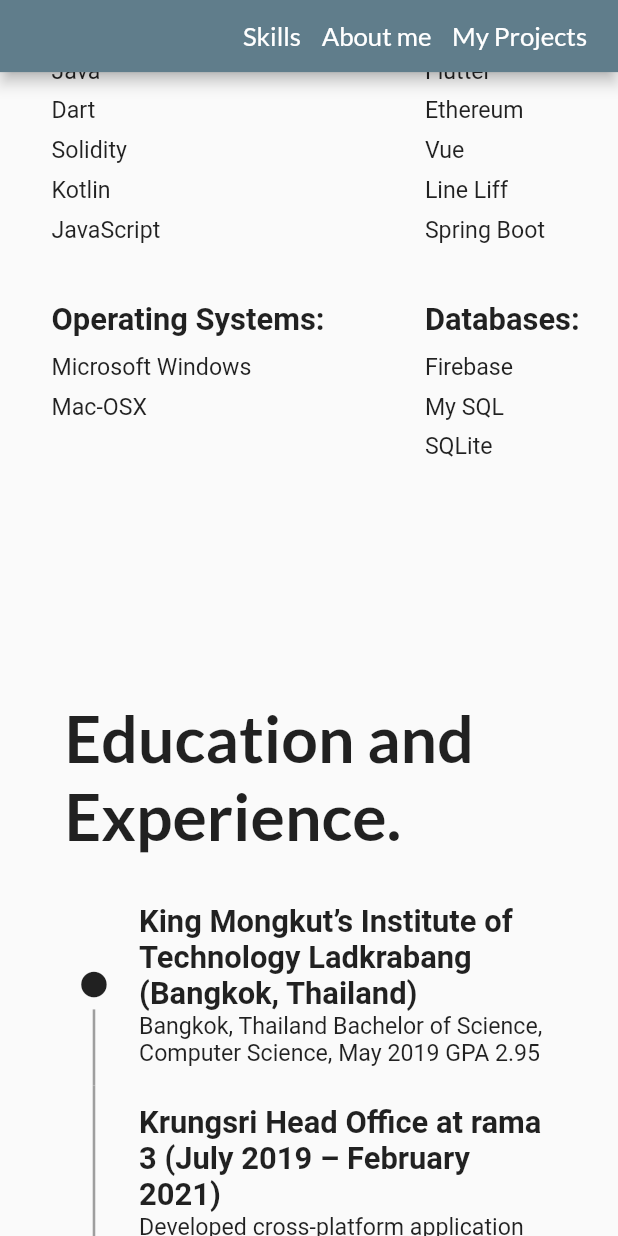
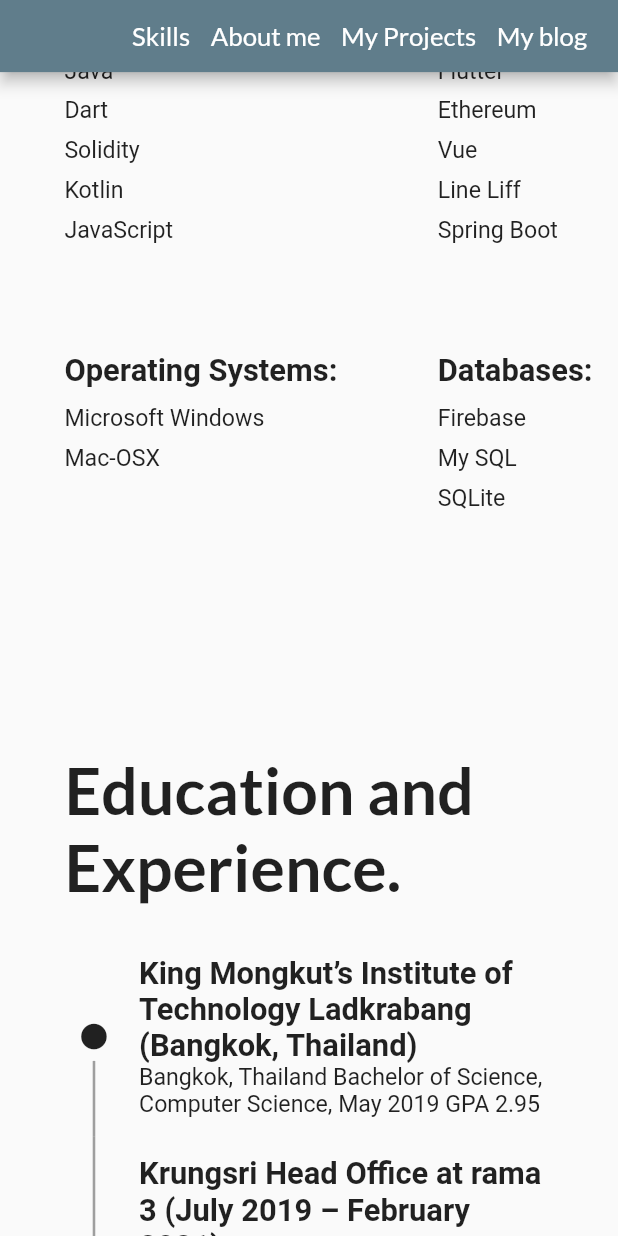
Before and after one commit to PhatipanSuwanich/Patiphan.Suwanich, a Flutter app: the screen it shows after launch, scrolled down 1152 dp, on a phone screen of 412 x 824 dp. Run offline on Flutter 3.47's test engine with Material 2 defaults, Android fonts, the light colour scheme and no system bars; drawn by our look-alikes of scroll_to_index; our stand-ins replace font_awesome_flutter, get, google_fonts, responsive_framework.

Commit message:
add Blog

```diff
--- a/lib/screens/home.dart
+++ b/lib/screens/home.dart
@@ -53,7 +53,7 @@ class _HomeState extends State<Home> {
             ),
             Spacer(),
             Row(
-              children: List.generate(3, (index) {
+              children: List.generate(4, (index) {
                 return GestureDetector(
                   onTap: () {
                     _scrollToIndex(index);
@@ -104,7 +104,7 @@ class _HomeState extends State<Home> {
               ),
             SizedBox(
                 height: ResponsiveWrapper.of(context).isLargerThan(TABLET)
-                    ? 110
+                    ? 130
                     : 100),
             AutoScrollTag(
               key: ValueKey(1),
@@ -113,11 +113,13 @@ class _HomeState extends State<Home> {
               child: Container(
                 padding: ResponsiveWrapper.of(context).isLargerThan(TABLET)
                     ? EdgeInsets.fromLTRB(0, 60, 0, 0)
-                    : EdgeInsets.fromLTRB(0, 40, 0, 0),
+                    : EdgeInsets.fromLTRB(50, 40, 0, 0),
                 child: Column(
+                  mainAxisAlignment: MainAxisAlignment.start,
+                  crossAxisAlignment: CrossAxisAlignment.center,
                   children: [
                     Text(
-                      "Skills.",
+                      "My skills.",
                       style:
                           TextStyle(fontSize: 50, fontWeight: FontWeight.bold),
                     ),
@@ -127,10 +129,9 @@ class _HomeState extends State<Home> {
                       child: Column(
                         children: [
                           Row(
-                            mainAxisAlignment: MainAxisAlignment.center,
-                            crossAxisAlignment: CrossAxisAlignment.center,
+                            mainAxisAlignment: MainAxisAlignment.start,
+                            crossAxisAlignment: CrossAxisAlignment.start,
                             children: [
-                              SizedBox(width: 40),
                               blockSkill("Programming:", [
                                 "Java",
                                 "Dart",
@@ -157,12 +158,11 @@ class _HomeState extends State<Home> {
                               ]),
                             ],
                           ),
-                          // SizedBox(height: 40),
+                          SizedBox(height: 40),
                           Row(
-                            mainAxisAlignment: MainAxisAlignment.center,
-                            crossAxisAlignment: CrossAxisAlignment.center,
+                            mainAxisAlignment: MainAxisAlignment.start,
+                            crossAxisAlignment: CrossAxisAlignment.start,
                             children: [
-                              SizedBox(width: 40),
                               blockSkill("Operating Systems:", [
                                 "Microsoft Windows",
                                 "Mac-OSX",
@@ -194,7 +194,7 @@ class _HomeState extends State<Home> {
             ),
             SizedBox(
                 height: ResponsiveWrapper.of(context).isLargerThan(TABLET)
-                    ? 80
+                    ? 110
                     : 30),
             AutoScrollTag(
               key: ValueKey(2),
@@ -274,45 +274,103 @@ class _HomeState extends State<Home> {
                     Text(
                       "Project.",
                       style:
+                      TextStyle(fontSize: 50, fontWeight: FontWeight.bold),
+                    ),
+                    SizedBox(
+                        height:
+                        ResponsiveWrapper.of(context).isLargerThan(TABLET)
+                            ? 40
+                            : 20),
+
+                  ],
+                ),
+              ),
+            ),
+            AutoScrollTag(
+              key: ValueKey(4),
+              controller: controller,
+              index: 4,
+              child: Container(
+                padding: ResponsiveWrapper.of(context).isLargerThan(TABLET)
+                    ? EdgeInsets.fromLTRB(200, 40, 200, 100)
+                    : EdgeInsets.fromLTRB(70, 50, 200, 100),
+                child: Column(
+                  children: [
+                    Text(
+                      "Posts & Articles.",
+                      style:
                           TextStyle(fontSize: 50, fontWeight: FontWeight.bold),
                     ),
                     SizedBox(
                         height:
                             ResponsiveWrapper.of(context).isLargerThan(TABLET)
-                                ? 90
+                                ? 40
                                 : 20),
                     GridView.count(
                       shrinkWrap: true,
                       crossAxisCount:
                           ResponsiveWrapper.of(context).isLargerThan(TABLET)
-                              ? 2
+                              ? 3
                               : 1,
-                      mainAxisSpacing: 100,
+                      mainAxisSpacing: ResponsiveWrapper.of(context).isLargerThan(TABLET)
+                          ? 30 : 20,
                       crossAxisSpacing:
                           ResponsiveWrapper.of(context).isLargerThan(TABLET)
                               ? 30
                               : 50,
                       children: [
-                        // BlogLink(
-                        //   "Oxford list word translation game",
-                        //   "3000 words oxford vocabulary app.",
-                        //   "images/oxford.PNG",
-                        //   onTap: () =>
-                        //       _launchURL("https://oxford3000-a201f.web.app"),
-                        // ),
                         BlogLink(
-                          "Oxford list word translation game",
-                          "3000 words oxford vocabulary app.",
-                          "assets/images/oxford.PNG",
+                          "ออมดิจิทัลทางเลือกใหม่ สำหรับคนที่อยากได้ดอกสูงๆ",
+                          "Kept | Krungsri | Finance",
+                          "https://miro.medium.com/max/1400/1*oQdoRLo2YMu-Xq7_4AQnEg.png",
                           onTap: () =>
-                              _launchURL("https://oxford3000-a201f.web.app"),
+                              _launchURL("https://benzdroid.medium.com/ออมดิจิทัลทางเลือกใหม่-สำหรับคนที่อยากได้ดอกสูงๆ-แต่ไม่อยากฝากประจำ-90ec2099e05d"),
                         ),
-                        Container(color: Colors.teal),
-                        Container(color: Colors.teal),
-                        Container(color: Colors.grey),
-                        Container(color: Colors.grey),
-                        Container(color: Colors.teal),
+                        BlogLink(
+                          "อยากเทรด Bitcoin แต่ไม่รู้อะไรเลย",
+                          "Bitcoin | Cytocerency | BlockChain",
+                          "https://miro.medium.com/max/1400/1*j8P31kDtHGFR0PfQnBt93A.png",
+                          onTap: () =>
+                              _launchURL("https://benzdroid.medium.com/อยากเทรด-bitcoin-แต่ไม่รู้อะไรเลย-67cabcc2266a"),
+                        ),
+                        BlogLink(
+                          "ทำ Sticker line ตั้งแต่ User จนเป็น Line Creator",
+                          "Sticker | Line | Line Creator",
+                          "https://miro.medium.com/max/1400/1*t6LZ6BH4bschZO1zgwp-wA.jpeg",
+                          onTap: () =>
+                              _launchURL("https://benzdroid.medium.com/ขอเล่าการทำ-sticker-line-ตั้งแต่-user-จนเป็น-line-creator-b479b6f28854"),
+                        ),
+                        BlogLink(
+                          "สร้าง Scheduler Line Notify แบบไม่ต้องเขียนโค้ดสักตัว",
+                          "Line | Line Bot | Scheduling",
+                          "https://miro.medium.com/max/1400/1*GE3O81zGU96kAuzGLQsqhA.png",
+                          onTap: () =>
+                              _launchURL("https://benzdroid.medium.com/สร้าง-scheduler-line-notify-แบบไม่ต้องเขียนโค้ดสักตัว-9d1b0e2d1a90"),
+                        ),
+                        BlogLink(
+                          "ฝึกภาษา Dart ภาษาใหม่ของ Google",
+                          "Dart | Flutter | Cross-platform",
+                          "https://miro.medium.com/max/770/1*l270bycqZH-57DJtB9cVkg.png",
+                          onTap: () =>
+                              _launchURL("https://benzdroid.medium.com/ฝึกภาษา-dart-ภาษาใหม่ของ-google-85cea7221691"),
+                        ),
+                        BlogLink(
+                          "จากเด็กจบใหม่สู่นักพัฒนา Flutter #0",
+                          "Dart | Flutter | Cross-platform",
+                          "https://miro.medium.com/max/1400/1*NWmtjT5R9iVLbvT4_sZ9-Q.png",
+                          onTap: () =>
+                              _launchURL("https://benzdroid.medium.com/จากเด็กจบใหม่ที่ต้องติดบ้านเพราะโควิดสู่นักพัฒนา-flutter-0-a10e88fa453e"),
+                        ),
                       ],
+                    ),
+                    SizedBox(
+                        height:
+                        ResponsiveWrapper.of(context).isLargerThan(TABLET)
+                            ? 40
+                            : 30),
+                    TextLink(
+                      "See more.",
+                      onTap: () => _launchURL("https://benzdroid.medium.com"),
                     ),
                   ],
                 ),
@@ -361,13 +419,6 @@ class _HomeState extends State<Home> {
               ],
             ),
           ),
-          // Text("Programming Languages:",
-          //     style: TextStyle(
-          //         fontSize: 24, fontWeight: FontWeight.bold)),
-          Container(color: Colors.teal),
-          Container(color: Colors.grey),
-          Container(color: Colors.grey),
-          Container(color: Colors.teal),
         ],
       ),
     );
--- a/lib/widgets/bloglink.dart
+++ b/lib/widgets/bloglink.dart
@@ -36,39 +36,45 @@ class _BlogLinkState extends State<BlogLink> {
         },
         child: Stack(clipBehavior: Clip.none, children: [
           AnimatedContainer(
-            margin: isHover ? EdgeInsets.only(right: 30.0, top: 30) : EdgeInsets.only(right: 60.0, top: 60),
+            margin: isHover
+                ? EdgeInsets.only(right: 30.0, top: 30)
+                : EdgeInsets.only(right: 50.0, top: 50),
             decoration: BoxDecoration(
               image: DecorationImage(
-                image: AssetImage(widget.image),
+                image: NetworkImage(widget.image),
                 fit: BoxFit.fitHeight,
               ),
             ),
             duration: Duration(milliseconds: 200),
           ),
           Positioned(
-            bottom: -30.0,
-            left: 50.0,
+            bottom: -1.0,
+            left: 10.0,
             right: 10.0,
             child: Card(
-              elevation: 8.0,
+              elevation: 10.0,
+              shadowColor: Colors.blueGrey,
               shape: RoundedRectangleBorder(
                 borderRadius: BorderRadius.circular(8.0),
               ),
               child: Column(
                 children: <Widget>[
                   Padding(
-                    padding: const EdgeInsets.all(16.0),
+                    padding: EdgeInsets.fromLTRB(10.0,10.0,10.0,0),
                     child: Text(
-                      widget.title,
-                      style: TextStyle(
-                          fontSize: 28,
-                          fontWeight: FontWeight.bold,
-                          color: isHover ? Colors.blue[300] : Colors.grey[700]),
+                        widget.title,
+                        style: TextStyle(
+                            fontSize: 20,
+                            fontWeight: FontWeight.bold,
+                            color:
+                                isHover ? Colors.blue[300] : Colors.grey[700]),
+
                     ),
                   ),
                   Padding(
-                    padding: const EdgeInsets.all(16.0),
-                    child: Text(widget.detail),
+                    padding: const EdgeInsets.all(10.0),
+                    child: FittedBox(
+                        fit: BoxFit.cover, child: Text(widget.detail)),
                   ),
                 ],
               ),
```
